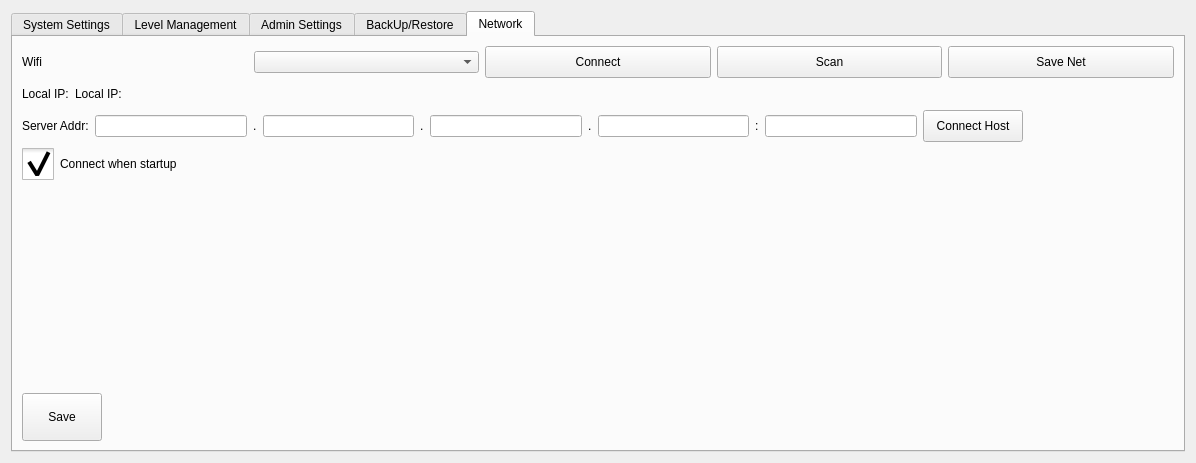
Above: hcsettings/ichcsystemsettingsframe.ui from GaussCheng/2-5AxisPunch before the change. Below: the same form after it.
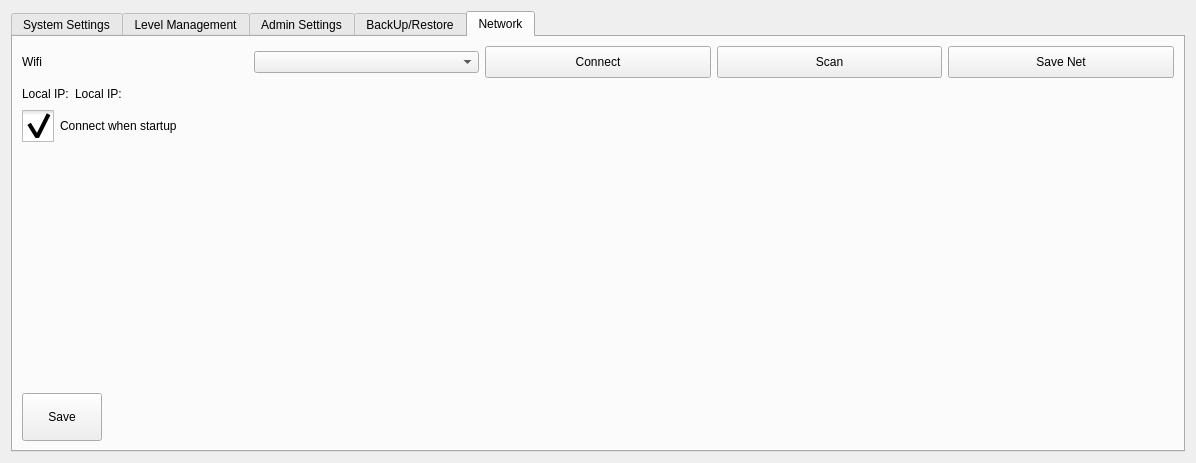
That is the form after the change. The open tabs and pages were chosen to show the change. Icons and pictures are not drawn. Custom widgets are drawn as their Qt base class.

Diff of the .ui file:
```diff
--- a/hcsettings/ichcsystemsettingsframe.ui
+++ b/hcsettings/ichcsystemsettingsframe.ui
@@ -1285,92 +1285,6 @@
          </item>
         </layout>
        </item>
-       <item>
-        <layout class="QHBoxLayout" name="horizontalLayout_5">
-         <item>
-          <widget class="QLabel" name="label_3">
-           <property name="text">
-            <string>Server Addr:</string>
-           </property>
-          </widget>
-         </item>
-         <item>
-          <widget class="ICLineEditWithVirtualNumericKeypad" name="ip1"/>
-         </item>
-         <item>
-          <widget class="QLabel" name="label_7">
-           <property name="text">
-            <string>.</string>
-           </property>
-          </widget>
-         </item>
-         <item>
-          <widget class="ICLineEditWithVirtualNumericKeypad" name="ip2"/>
-         </item>
-         <item>
-          <widget class="QLabel" name="label_8">
-           <property name="text">
-            <string>.</string>
-           </property>
-          </widget>
-         </item>
-         <item>
-          <widget class="ICLineEditWithVirtualNumericKeypad" name="ip3"/>
-         </item>
-         <item>
-          <widget class="QLabel" name="label_9">
-           <property name="text">
-            <string>.</string>
-           </property>
-          </widget>
-         </item>
-         <item>
-          <widget class="ICLineEditWithVirtualNumericKeypad" name="ip4"/>
-         </item>
-         <item>
-          <widget class="QLabel" name="label_10">
-           <property name="text">
-            <string>:</string>
-           </property>
-          </widget>
-         </item>
-         <item>
-          <widget class="ICLineEditWithVirtualNumericKeypad" name="port"/>
-         </item>
-         <item>
-          <widget class="QPushButton" name="connectHost">
-           <property name="sizePolicy">
-            <sizepolicy hsizetype="Minimum" vsizetype="Preferred">
-             <horstretch>0</horstretch>
-             <verstretch>0</verstretch>
-            </sizepolicy>
-           </property>
-           <property name="minimumSize">
-            <size>
-             <width>100</width>
-             <height>32</height>
-            </size>
-           </property>
-           <property name="text">
-            <string>Connect Host</string>
-           </property>
-          </widget>
-         </item>
-         <item>
-          <spacer name="horizontalSpacer_3">
-           <property name="orientation">
-            <enum>Qt::Horizontal</enum>
-           </property>
-           <property name="sizeHint" stdset="0">
-            <size>
-             <width>40</width>
-             <height>20</height>
-            </size>
-           </property>
-          </spacer>
-         </item>
-        </layout>
-       </item>
        <item>
         <widget class="QCheckBox" name="autoConnect">
          <property name="styleSheet">
```
